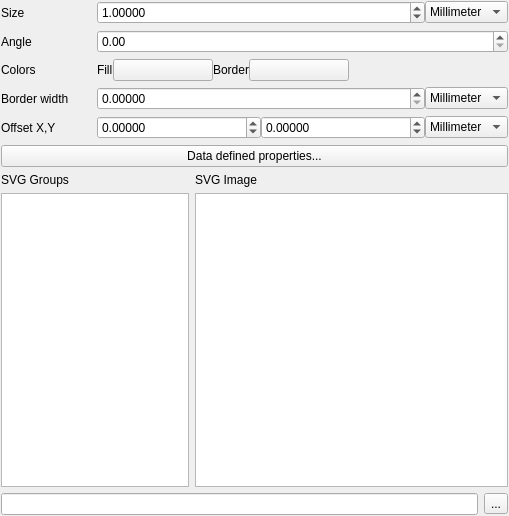
Qt form src/ui/symbollayer/widget_svgmarker.ui (qgis/QGIS) before a commit.
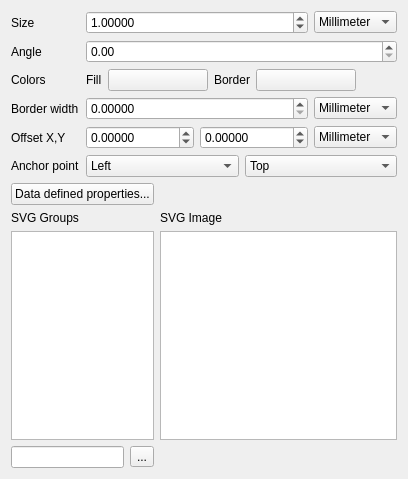
The same form after that commit. Custom widgets are drawn as their Qt base class.

Commit message: Apply anchor point in svg marker symbollayer and widget

```diff
--- a/src/ui/symbollayer/widget_svgmarker.ui
+++ b/src/ui/symbollayer/widget_svgmarker.ui
@@ -6,112 +6,16 @@
    <rect>
     <x>0</x>
     <y>0</y>
-    <width>509</width>
-    <height>516</height>
+    <width>406</width>
+    <height>479</height>
    </rect>
   </property>
   <property name="windowTitle">
    <string>Form</string>
   </property>
   <layout class="QGridLayout" name="gridLayout_2">
-   <property name="margin">
-    <number>1</number>
-   </property>
-   <item row="3" column="0" colspan="2">
-    <layout class="QHBoxLayout" name="horizontalLayout_2">
-     <item>
-      <widget class="QLineEdit" name="mFileLineEdit"/>
-     </item>
-     <item>
-      <widget class="QToolButton" name="mFileToolButton">
-       <property name="text">
-        <string>...</string>
-       </property>
-      </widget>
-     </item>
-    </layout>
-   </item>
-   <item row="2" column="0">
-    <widget class="QTreeView" name="viewGroups">
-     <property name="sizePolicy">
-      <sizepolicy hsizetype="Expanding" vsizetype="Expanding">
-       <horstretch>3</horstretch>
-       <verstretch>1</verstretch>
-      </sizepolicy>
-     </property>
-    </widget>
-   </item>
-   <item row="2" column="1">
-    <widget class="QListView" name="viewImages">
-     <property name="sizePolicy">
-      <sizepolicy hsizetype="Expanding" vsizetype="Expanding">
-       <horstretch>5</horstretch>
-       <verstretch>1</verstretch>
-      </sizepolicy>
-     </property>
-     <property name="editTriggers">
-      <set>QAbstractItemView::NoEditTriggers</set>
-     </property>
-     <property name="iconSize">
-      <size>
-       <width>32</width>
-       <height>32</height>
-      </size>
-     </property>
-     <property name="movement">
-      <enum>QListView::Static</enum>
-     </property>
-     <property name="resizeMode">
-      <enum>QListView::Adjust</enum>
-     </property>
-     <property name="layoutMode">
-      <enum>QListView::Batched</enum>
-     </property>
-     <property name="spacing">
-      <number>2</number>
-     </property>
-     <property name="gridSize">
-      <size>
-       <width>36</width>
-       <height>36</height>
-      </size>
-     </property>
-     <property name="viewMode">
-      <enum>QListView::IconMode</enum>
-     </property>
-     <property name="uniformItemSizes">
-      <bool>true</bool>
-     </property>
-     <property name="wordWrap">
-      <bool>true</bool>
-     </property>
-    </widget>
-   </item>
-   <item row="1" column="0">
-    <widget class="QLabel" name="label_5">
-     <property name="text">
-      <string>SVG Groups</string>
-     </property>
-    </widget>
-   </item>
-   <item row="1" column="1">
-    <widget class="QLabel" name="label">
-     <property name="text">
-      <string>SVG Image</string>
-     </property>
-    </widget>
-   </item>
    <item row="0" column="0" colspan="2">
-    <layout class="QFormLayout" name="formLayout_2">
-     <property name="fieldGrowthPolicy">
-      <enum>QFormLayout::AllNonFixedFieldsGrow</enum>
-     </property>
-     <property name="labelAlignment">
-      <set>Qt::AlignLeading|Qt::AlignLeft|Qt::AlignTop</set>
-     </property>
-     <property name="horizontalSpacing">
-      <number>28</number>
-     </property>
+    <layout class="QGridLayout" name="gridLayout">
      <item row="0" column="0">
       <widget class="QLabel" name="label_2">
        <property name="sizePolicy">
@@ -270,14 +174,14 @@
        </item>
       </layout>
      </item>
-     <item row="4" column="0">
+     <item row="3" column="0">
       <widget class="QLabel" name="mBorderWidthLabel">
        <property name="text">
         <string>Border width</string>
        </property>
       </widget>
      </item>
-     <item row="4" column="1">
+     <item row="3" column="1">
       <layout class="QHBoxLayout" name="horizontalLayout_5">
        <item>
         <widget class="QDoubleSpinBox" name="mBorderWidthSpinBox">
@@ -308,14 +212,14 @@
        </item>
       </layout>
      </item>
-     <item row="5" column="0">
+     <item row="4" column="0">
       <widget class="QLabel" name="label_4">
        <property name="text">
         <string>Offset X,Y</string>
        </property>
       </widget>
      </item>
-     <item row="5" column="1">
+     <item row="4" column="1">
       <layout class="QHBoxLayout" name="horizontalLayout">
        <item>
         <widget class="QDoubleSpinBox" name="spinOffsetX">
@@ -371,16 +275,149 @@
        </item>
       </layout>
      </item>
-     <item row="6" column="0" colspan="2">
-      <widget class="QPushButton" name="mDataDefinedPropertiesButton">
-       <property name="sizePolicy">
-        <sizepolicy hsizetype="Minimum" vsizetype="Fixed">
-         <horstretch>0</horstretch>
-         <verstretch>0</verstretch>
-        </sizepolicy>
+     <item row="5" column="0">
+      <widget class="QLabel" name="mAnchorPointLabel">
+       <property name="text">
+        <string>Anchor point</string>
        </property>
+      </widget>
+     </item>
+     <item row="5" column="1">
+      <layout class="QHBoxLayout" name="horizontalLayout_6">
+       <item>
+        <widget class="QComboBox" name="mHorizontalAnchorComboBox">
+         <item>
+          <property name="text">
+           <string>Left</string>
+          </property>
+         </item>
+         <item>
+          <property name="text">
+           <string>HCenter</string>
+          </property>
+         </item>
+         <item>
+          <property name="text">
+           <string>Right</string>
+          </property>
+         </item>
+        </widget>
+       </item>
+       <item>
+        <widget class="QComboBox" name="mVerticalAnchorComboBox">
+         <item>
+          <property name="text">
+           <string>Top</string>
+          </property>
+         </item>
+         <item>
+          <property name="text">
+           <string>VCenter</string>
+          </property>
+         </item>
+         <item>
+          <property name="text">
+           <string>Bottom</string>
+          </property>
+         </item>
+        </widget>
+       </item>
+      </layout>
+     </item>
+    </layout>
+   </item>
+   <item row="1" column="0">
+    <widget class="QPushButton" name="mDataDefinedPropertiesButton">
+     <property name="sizePolicy">
+      <sizepolicy hsizetype="Minimum" vsizetype="Fixed">
+       <horstretch>0</horstretch>
+       <verstretch>0</verstretch>
+      </sizepolicy>
+     </property>
+     <property name="text">
+      <string>Data defined properties...</string>
+     </property>
+    </widget>
+   </item>
+   <item row="2" column="0">
+    <widget class="QLabel" name="label_5">
+     <property name="text">
+      <string>SVG Groups</string>
+     </property>
+    </widget>
+   </item>
+   <item row="2" column="1">
+    <widget class="QLabel" name="label">
+     <property name="text">
+      <string>SVG Image</string>
+     </property>
+    </widget>
+   </item>
+   <item row="3" column="0">
+    <widget class="QTreeView" name="viewGroups">
+     <property name="sizePolicy">
+      <sizepolicy hsizetype="Expanding" vsizetype="Expanding">
+       <horstretch>3</horstretch>
+       <verstretch>1</verstretch>
+      </sizepolicy>
+     </property>
+    </widget>
+   </item>
+   <item row="3" column="1">
+    <widget class="QListView" name="viewImages">
+     <property name="sizePolicy">
+      <sizepolicy hsizetype="Expanding" vsizetype="Expanding">
+       <horstretch>5</horstretch>
+       <verstretch>1</verstretch>
+      </sizepolicy>
+     </property>
+     <property name="editTriggers">
+      <set>QAbstractItemView::NoEditTriggers</set>
+     </property>
+     <property name="iconSize">
+      <size>
+       <width>32</width>
+       <height>32</height>
+      </size>
+     </property>
+     <property name="movement">
+      <enum>QListView::Static</enum>
+     </property>
+     <property name="resizeMode">
+      <enum>QListView::Adjust</enum>
+     </property>
+     <property name="layoutMode">
+      <enum>QListView::Batched</enum>
+     </property>
+     <property name="spacing">
+      <number>2</number>
+     </property>
+     <property name="gridSize">
+      <size>
+       <width>36</width>
+       <height>36</height>
+      </size>
+     </property>
+     <property name="viewMode">
+      <enum>QListView::IconMode</enum>
+     </property>
+     <property name="uniformItemSizes">
+      <bool>true</bool>
+     </property>
+     <property name="wordWrap">
+      <bool>true</bool>
+     </property>
+    </widget>
+   </item>
+   <item row="4" column="0">
+    <layout class="QHBoxLayout" name="horizontalLayout_2">
+     <item>
+      <widget class="QLineEdit" name="mFileLineEdit"/>
+     </item>
+     <item>
+      <widget class="QToolButton" name="mFileToolButton">
        <property name="text">
-        <string>Data defined properties...</string>
+        <string>...</string>
        </property>
       </widget>
      </item>
```
The commit also changes 3 other files.
